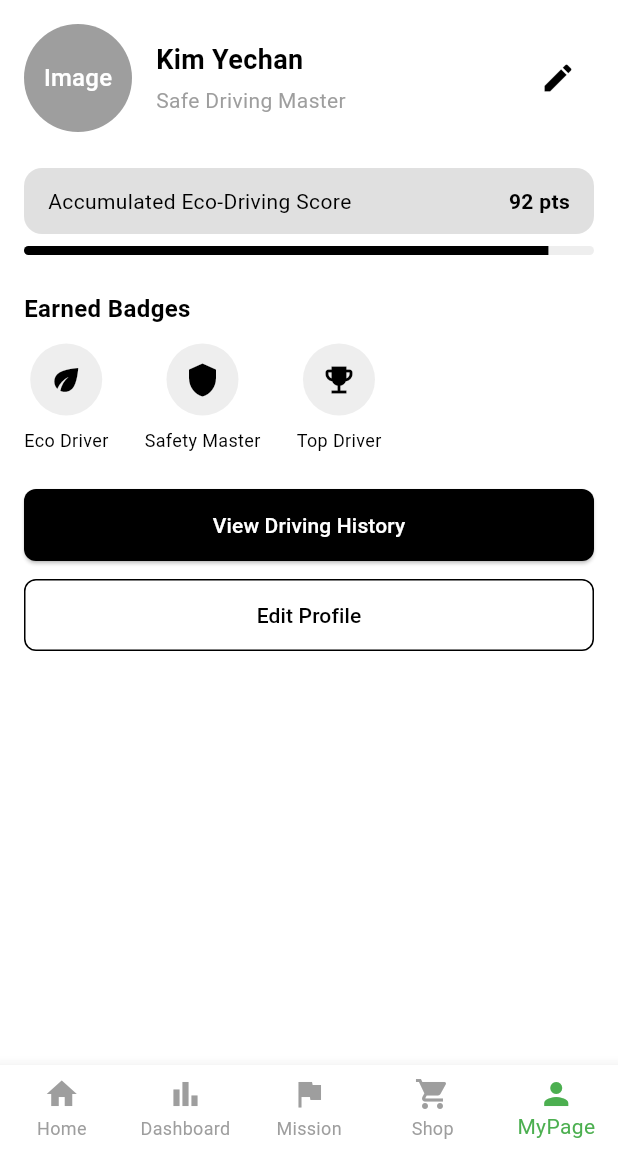
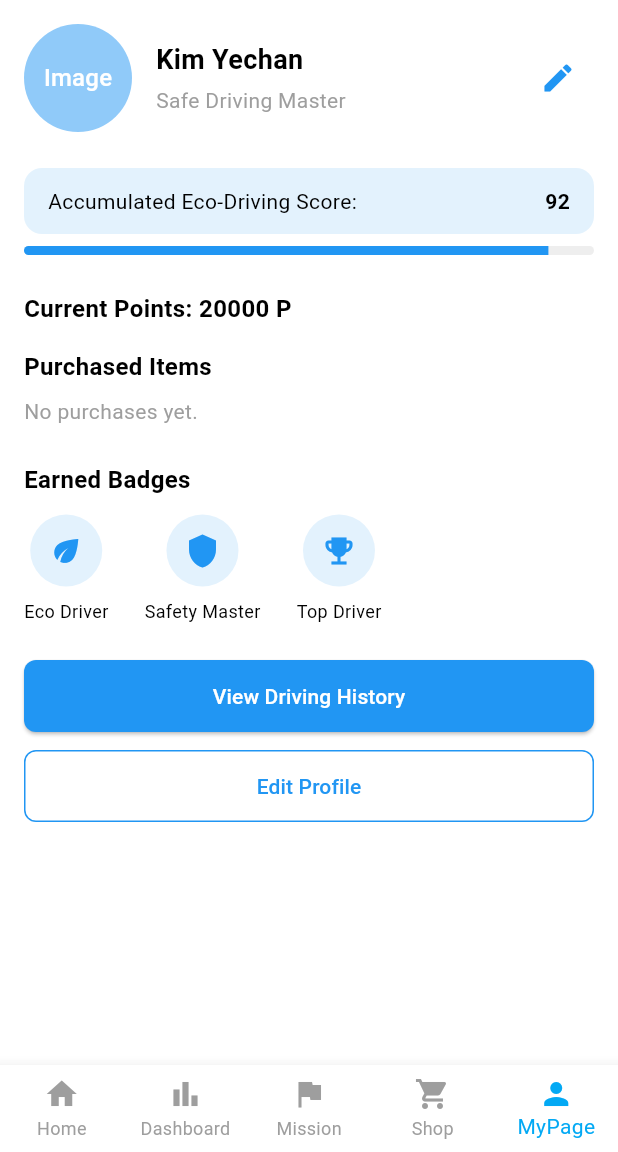
Before and after one commit to ParkMinjun0721/CashDriving, a Flutter app: the MyPageView screen opened by its route, on a phone screen of 412 x 824 dp, the part 84-1236 px from its top. Run offline on Flutter 3.47's test engine with Material 3 defaults, Android fonts, the phone set to English and light mode, and no system bars; our stand-ins replace cloud_firestore, firebase_auth, firebase_core, fl_chart, flutter_riverpod, flutter_svg and 2 more; missing offline and left inert: tmap_ui_sdk; accounts and stored records are empty; Roboto replaces fonts that are missing (Pretendard); project files that could hold a hidden picture were left out.

Commit message:
열심히 했다. 임마

```diff
--- a/lib/theme/font.dart
+++ b/lib/theme/font.dart
@@ -82,7 +82,7 @@ TextStyle pretendardMedium(BuildContext context) {
     return TextStyle(
         fontFamily: 'Pretendard',
         fontWeight: FontWeight.w500,
-        fontSize: 16,
+        fontSize: 12,
         color: Theme.of(context).colorScheme.onSurface, // Light: 검 Dark: 흰
     );
 }
@@ -91,7 +91,7 @@ TextStyle pretendardRegular(BuildContext context) {
     return TextStyle(
         fontFamily: 'Pretendard',
         fontWeight: FontWeight.w400,
-        fontSize: 16,
+        fontSize: 10,
         color: Theme.of(context).colorScheme.onSurface, // Light: 검 Dark: 흰
     );
 }
--- a/lib/views/mission/mission_view.dart
+++ b/lib/views/mission/mission_view.dart
@@ -1,8 +1,10 @@
+// mission_view.dart
 // lib/views/mission/mission_view.dart
 
 import 'package:flutter/material.dart';
 import 'package:flutter_riverpod/flutter_riverpod.dart';
 import '../../viewmodels/eco_mission_provider.dart';
+import '../../viewmodels/point_provider.dart';
 import '../../widgets/custom_app_bar.dart';
 import '../../widgets/bottom_nav_bar.dart';
 import '../../theme/font.dart';
@@ -129,6 +131,9 @@ class MissionView extends ConsumerWidget {
                         child: ElevatedButton(
                           onPressed: () {
                             ref.read(ecoMissionProvider.notifier).toggleMission(mission.id);
+                            if (!mission.isAccepted && isCompleted) {
+                              ref.read(pointProvider.notifier).earn(mission.point);
+                            }
                           },
                           style: ElevatedButton.styleFrom(
                             foregroundColor: mission.isAccepted ? customColors.error : Colors.white,
--- a/lib/views/mypage/mypage_view.dart
+++ b/lib/views/mypage/mypage_view.dart
@@ -1,7 +1,10 @@
+// mypage_view.dart (세련되고 푸른색 계열 디자인 적용)
 import 'package:flutter/material.dart';
 import 'package:flutter_riverpod/flutter_riverpod.dart';
 
 import '../../viewmodels/custom_colors_provider.dart';
+import '../../viewmodels/point_provider.dart';
+import '../../models/purchased_product.dart';
 import '../../widgets/bottom_nav_bar.dart';
 import '../../widgets/custom_app_bar.dart';
 
@@ -10,26 +13,78 @@ class MyPageView extends ConsumerWidget {
 
   @override
   Widget build(BuildContext context, WidgetRef ref) {
-    final customColors = ref.watch(customColorsProvider); // Get CustomColors
+    final customColors = ref.watch(customColorsProvider);
+    final point = ref.watch(pointProvider);
+
     return Scaffold(
       appBar: CustomAppBar_Main(backgroundColor: customColors.white),
       bottomNavigationBar: const BottomNavBar(currentIndex: 4),
-      body: Padding(
+      body: SingleChildScrollView(
         padding: const EdgeInsets.all(16.0),
         child: Column(
           crossAxisAlignment: CrossAxisAlignment.start,
-          children: const [
-            _ProfileSection(),
-            SizedBox(height: 24),
+          children: [
+            const _ProfileSection(),
+            const SizedBox(height: 24),
             _EcoDrivingScore(score: 92),
-            SizedBox(height: 24),
-            _BadgeSection(),
-            SizedBox(height: 24),
-            _BottomButtons(),
-            Spacer(),
+            const SizedBox(height: 24),
+            Text("Current Points: $point P", style: const TextStyle(fontSize: 16, fontWeight: FontWeight.bold)),
+            const SizedBox(height: 16),
+            const _PurchasedItemsSection(),
+            const _BadgeSection(),
+            const SizedBox(height: 24),
+            const _BottomButtons(),
           ],
         ),
       ),
+    );
+  }
+}
+
+class _PurchasedItemsSection extends ConsumerStatefulWidget {
+  const _PurchasedItemsSection();
+
+  @override
+  ConsumerState<_PurchasedItemsSection> createState() => _PurchasedItemsSectionState();
+}
+
+class _PurchasedItemsSectionState extends ConsumerState<_PurchasedItemsSection> with TickerProviderStateMixin {
+  bool isExpanded = false;
+
+  @override
+  Widget build(BuildContext context) {
+    final purchases = ref.watch(purchaseHistoryProvider);
+    final itemsToShow = isExpanded ? purchases : purchases.take(4).toList();
+
+    return Column(
+      crossAxisAlignment: CrossAxisAlignment.start,
+      children: [
+        const Text("Purchased Items", style: TextStyle(fontSize: 16, fontWeight: FontWeight.bold)),
+        const SizedBox(height: 8),
+        if (purchases.isEmpty)
+          const Text("No purchases yet.", style: TextStyle(color: Colors.grey)),
+        AnimatedSize(
+          duration: const Duration(milliseconds: 300),
+          curve: Curves.easeInOut,
+          child: Column(
+            children: itemsToShow.map((item) => Card(
+              shape: RoundedRectangleBorder(borderRadius: BorderRadius.circular(12)),
+              elevation: 2,
+              child: ListTile(
+                leading: const Icon(Icons.shopping_bag, color: Color(0xFF2196F3)),
+                title: Text(item.name),
+                trailing: Text('${item.point} P', style: const TextStyle(fontWeight: FontWeight.bold)),
+              ),
+            )).toList(),
+          ),
+        ),
+        if (purchases.length > 4)
+          TextButton(
+            onPressed: () => setState(() => isExpanded = !isExpanded),
+            child: Text(isExpanded ? "Show Less" : "Show More"),
+          ),
+        const SizedBox(height: 24),
+      ],
     );
   }
 }
@@ -43,8 +98,8 @@ class _ProfileSection extends StatelessWidget {
       children: [
         const CircleAvatar(
           radius: 36,
-          backgroundColor: Colors.grey,
-          child: Text('Image'),
+          backgroundColor: Color(0xFF90CAF9),
+          child: Text('Image', style: TextStyle(color: Colors.white)),
         ),
         const SizedBox(width: 16),
         Expanded(
@@ -57,7 +112,7 @@ class _ProfileSection extends StatelessWidget {
             ],
           ),
         ),
-        IconButton(onPressed: () {}, icon: const Icon(Icons.edit)),
+        IconButton(onPressed: () {}, icon: const Icon(Icons.edit, color: Color(0xFF2196F3))),
       ],
     );
   }
@@ -75,14 +130,14 @@ class _EcoDrivingScore extends StatelessWidget {
         Container(
           padding: const EdgeInsets.symmetric(horizontal: 16, vertical: 12),
           decoration: BoxDecoration(
-            color: Colors.grey.shade300,
+            color: const Color(0xFFE3F2FD),
             borderRadius: BorderRadius.circular(12),
           ),
           child: Row(
             mainAxisAlignment: MainAxisAlignment.spaceBetween,
             children: [
-              const Text('Accumulated Eco-Driving Score'),
-              Text('$score pts', style: const TextStyle(fontWeight: FontWeight.bold)),
+              const Text('Accumulated Eco-Driving Score:'),
+              Text('$score', style: const TextStyle(fontWeight: FontWeight.bold)),
             ],
           ),
         ),
@@ -92,7 +147,7 @@ class _EcoDrivingScore extends StatelessWidget {
           child: LinearProgressIndicator(
             value: score / 100,
             backgroundColor: Colors.grey.shade200,
-            color: Colors.black,
+            color: const Color(0xFF2196F3),
             minHeight: 6,
           ),
         ),
@@ -126,8 +181,8 @@ class _BadgeSection extends StatelessWidget {
                 children: [
                   CircleAvatar(
                     radius: 24,
-                    backgroundColor: Colors.grey.shade200,
-                    child: Icon(badge['icon'] as IconData, color: Colors.black),
+                    backgroundColor: const Color(0xFFE3F2FD),
+                    child: Icon(badge['icon'] as IconData, color: const Color(0xFF2196F3)),
                   ),
                   const SizedBox(height: 8),
                   Text(badge['label'] as String, style: const TextStyle(fontSize: 12)),
@@ -152,7 +207,7 @@ class _BottomButtons extends StatelessWidget {
           width: double.infinity,
           child: ElevatedButton(
             style: ElevatedButton.styleFrom(
-              backgroundColor: Colors.black,
+              backgroundColor: const Color(0xFF2196F3),
               foregroundColor: Colors.white,
               padding: const EdgeInsets.symmetric(vertical: 14),
               shape: RoundedRectangleBorder(borderRadius: BorderRadius.circular(8)),
@@ -166,8 +221,8 @@ class _BottomButtons extends StatelessWidget {
           width: double.infinity,
           child: OutlinedButton(
             style: OutlinedButton.styleFrom(
-              foregroundColor: Colors.black,
-              side: const BorderSide(color: Colors.black),
+              foregroundColor: const Color(0xFF2196F3),
+              side: const BorderSide(color: Color(0xFF2196F3)),
               padding: const EdgeInsets.symmetric(vertical: 14),
               shape: RoundedRectangleBorder(borderRadius: BorderRadius.circular(8)),
             ),
--- a/lib/widgets/bottom_nav_bar.dart
+++ b/lib/widgets/bottom_nav_bar.dart
@@ -24,7 +24,7 @@ class BottomNavBar extends ConsumerWidget {
         BottomNavigationBarItem(icon: Icon(Icons.shopping_cart), label: 'Shop'),
         BottomNavigationBarItem(icon: Icon(Icons.person), label: 'MyPage'),
       ],
-      selectedItemColor: Colors.green,
+      selectedItemColor: Colors.lightBlue,
       unselectedItemColor: Colors.grey,
       type: BottomNavigationBarType.fixed,
     );
```
Also changed, not shown: lib/models/product.dart (added, +18 -0 lines), lib/models/purchased_product.dart (added, +12 -0 lines), lib/repositories/product_repository.dart (added, +25 -0 lines), lib/viewmodels/point_provider.dart (added, +44 -0 lines), lib/viewmodels/product_provider.dart (added, +31 -0 lines), lib/views/main/main_view.dart (+31 -20 lines), lib/views/point_shop/point_shop_view.dart (+50 -26 lines), lib/widgets/custom_app_bar.dart (+12 -6 lines).
